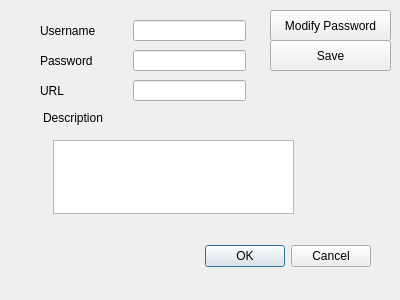
Old version of the form ui/view_password.ui in the repository zacharyeinspanier/password_manager.
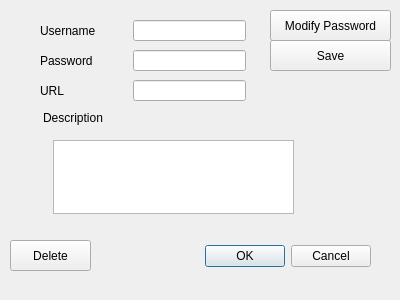
New version of the form.

Diff of the .ui file:
```diff
--- a/ui/view_password.ui
+++ b/ui/view_password.ui
@@ -16,9 +16,9 @@
   <widget class="QDialogButtonBox" name="buttonBox">
    <property name="geometry">
     <rect>
-     <x>30</x>
+     <x>200</x>
      <y>240</y>
-     <width>341</width>
+     <width>171</width>
      <height>32</height>
     </rect>
    </property>
@@ -147,6 +147,19 @@
     <string>Save</string>
    </property>
   </widget>
+  <widget class="QPushButton" name="password_delete_btn">
+   <property name="geometry">
+    <rect>
+     <x>10</x>
+     <y>240</y>
+     <width>81</width>
+     <height>31</height>
+    </rect>
+   </property>
+   <property name="text">
+    <string>Delete</string>
+   </property>
+  </widget>
  </widget>
  <resources/>
  <connections>
```
